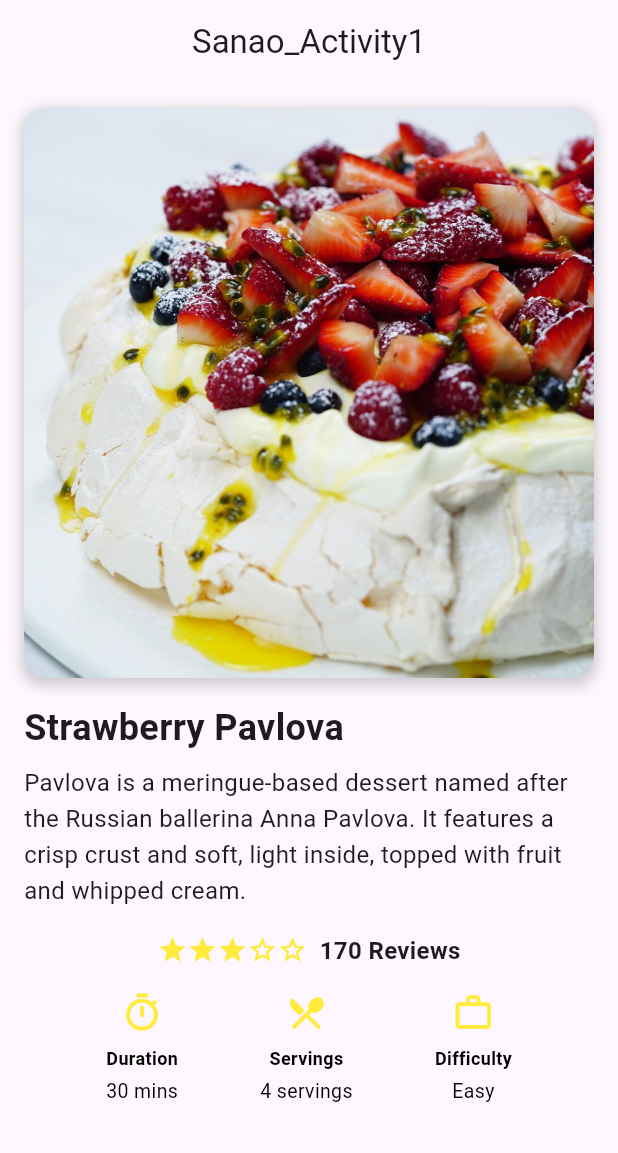
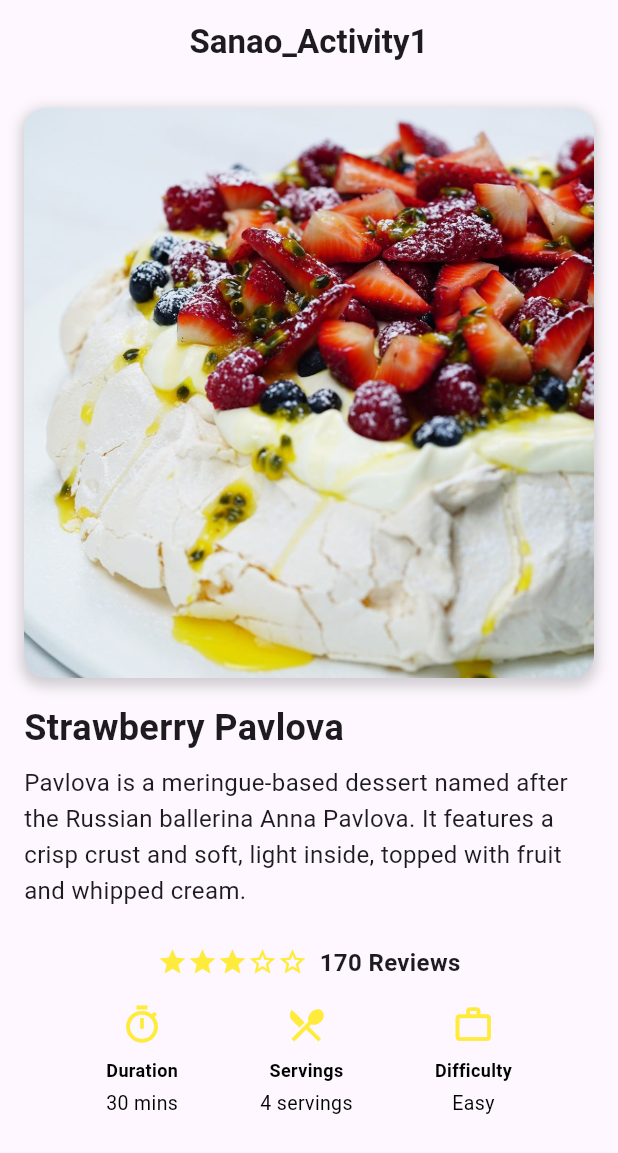
Before and after one commit to jeriel08/cce106_pavlova_sanao, a Flutter app: the screen it shows after launch, on a phone screen of 412 x 824 dp. Shown: the top 1153 px of the screen. Run offline on Flutter 3.47's test engine with Material 3 defaults, Android fonts, the phone set to English and light mode, and no system bars.

Commit message:
Update README

```diff
--- a/lib/pages/pavlova.dart
+++ b/lib/pages/pavlova.dart
@@ -6,7 +6,13 @@ class Pavlova extends StatelessWidget {
   @override
   Widget build(BuildContext context) {
     return Scaffold(
-      appBar: AppBar(title: Text('Sanao_Activity1'), centerTitle: true),
+      appBar: AppBar(
+        title: Text(
+          'Sanao_Activity1',
+          style: TextStyle(fontWeight: FontWeight.bold),
+        ),
+        centerTitle: true,
+      ),
       body: Padding(
         padding: const EdgeInsets.all(16),
         child: Column(
@@ -42,7 +48,7 @@ class Pavlova extends StatelessWidget {
                   'Pavlova is a meringue-based dessert named after the Russian ballerina Anna Pavlova. It features a crisp crust and soft, light inside, topped with fruit and whipped cream.',
                   style: TextStyle(fontSize: 16, height: 1.5),
                 ),
-                const SizedBox(height: 16),
+                const SizedBox(height: 24),
                 Center(child: buildRatingRow()),
                 const SizedBox(height: 16),
                 buildRowTabs(),
```
Also changed, not shown: assets/Pavlova_Sanao.png (added), 1 other file.
